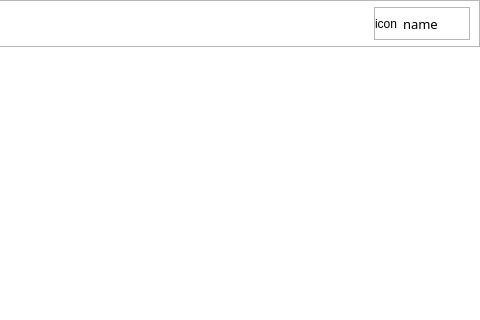
Old version of the form src/resf/mainwindow.ui in the repository clb-128258/TiebaDesktop; both pictures show x 845 to 1325 and y 0 to 320 of the 1325 by 841 pixel window.
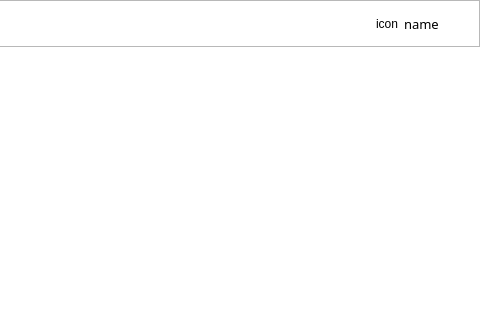
New version of the form.

Patch:
```diff
--- a/src/resf/mainwindow.ui
+++ b/src/resf/mainwindow.ui
@@ -163,7 +163,7 @@
        <item>
         <widget class="QFrame" name="frame_5">
          <property name="frameShape">
-          <enum>QFrame::StyledPanel</enum>
+          <enum>QFrame::NoFrame</enum>
          </property>
          <property name="frameShadow">
           <enum>QFrame::Raised</enum>
```
